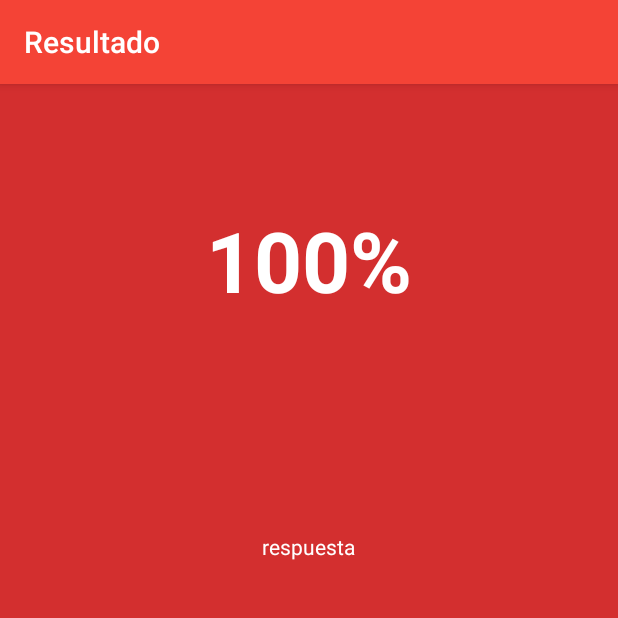
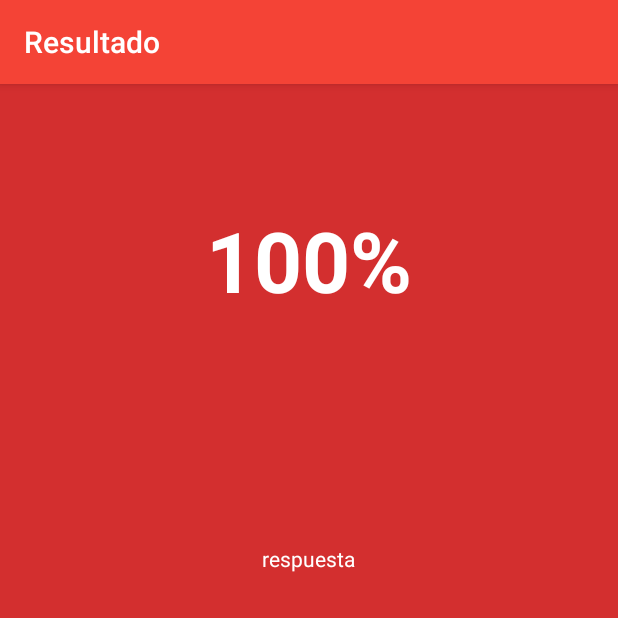
Before and after one commit to AldoGallardo10/QuizChile, an Android app: the QuestionResult screen opened directly, with no data from a screen before it, on a phone screen of 412 x 824 dp, the top half of it. Run offline under Robolectric (Android 15) with nearby library versions, the phone set to English and light mode, and no system bars; our stand-ins replace CircleImageView; 3 statements that could not run were skipped.

Commit message:
second commit

```diff
--- a/app/src/main/res/layout/fragment_result.xml
+++ b/app/src/main/res/layout/fragment_result.xml
@@ -2,43 +2,43 @@
     <LinearLayout xmlns:android="http://schemas.android.com/apk/res/android"
         xmlns:app="http://schemas.android.com/apk/res-auto"
         android:id="@+id/content_main"
-        android:orientation="vertical"
         android:layout_width="match_parent"
         android:layout_height="match_parent"
         android:background="@color/colorPrimaryDark"
+        android:orientation="vertical"
         app:layout_behavior="@string/appbar_scrolling_view_behavior"
         >
 
         <TextView
-            android:textColor="@android:color/white"
-            android:textStyle="bold"
-            android:textSize="56sp"
+            android:id="@+id/resultTv"
+            android:layout_width="wrap_content"
+            android:layout_height="wrap_content"
             android:layout_gravity="center"
-            android:id="@+id/resultTv"
             android:layout_marginTop="80dp"
             android:text="100%"
-            android:layout_width="wrap_content"
-            android:layout_height="wrap_content" />
+            android:textColor="@android:color/white"
+            android:textSize="56sp"
+            android:textStyle="bold" />
 
     <de.hdodenhof.circleimageview.CircleImageView
-        android:layout_margin="8dp"
         xmlns:app="http://schemas.android.com/apk/res-auto"
         android:id="@+id/resultIv"
-        android:layout_gravity="center_horizontal"
         android:layout_width="120dp"
         android:layout_height="120dp"
-        app:civ_border_width="1dp"
-        app:civ_border_color="@android:color/white"/>
+        android:layout_gravity="center_horizontal"
+        android:layout_margin="8dp"
+        app:civ_border_color="@android:color/white"
+        app:civ_border_width="1dp" />
 
     <TextView
-        android:padding="8dp"
-        android:textColor="@android:color/white"
+        android:id="@+id/textResponseTv"
+        android:layout_width="wrap_content"
+        android:layout_height="wrap_content"
         android:layout_gravity="center_horizontal"
+        android:padding="16dp"
+        android:text="respuesta"
         android:textAlignment="center"
-        android:id="@+id/textResponseTv"
-        android:text="respuesta"
-        android:layout_width="wrap_content"
-        android:layout_height="wrap_content" />
+        android:textColor="@android:color/white" />
 
 
     </LinearLayout>
```
